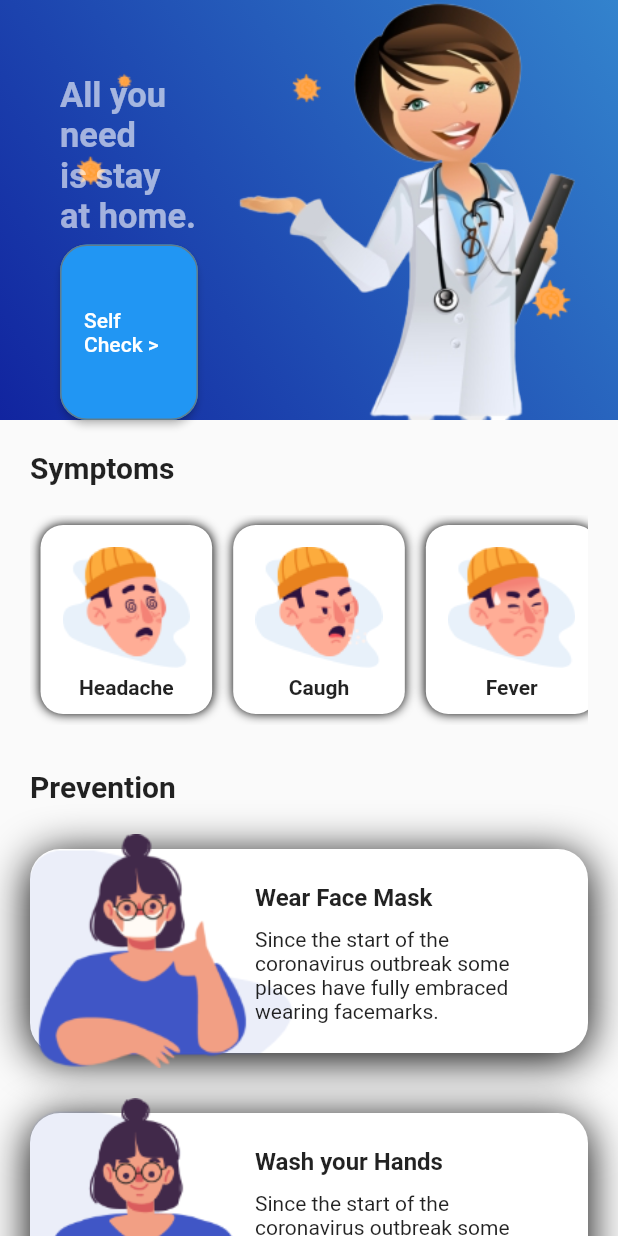
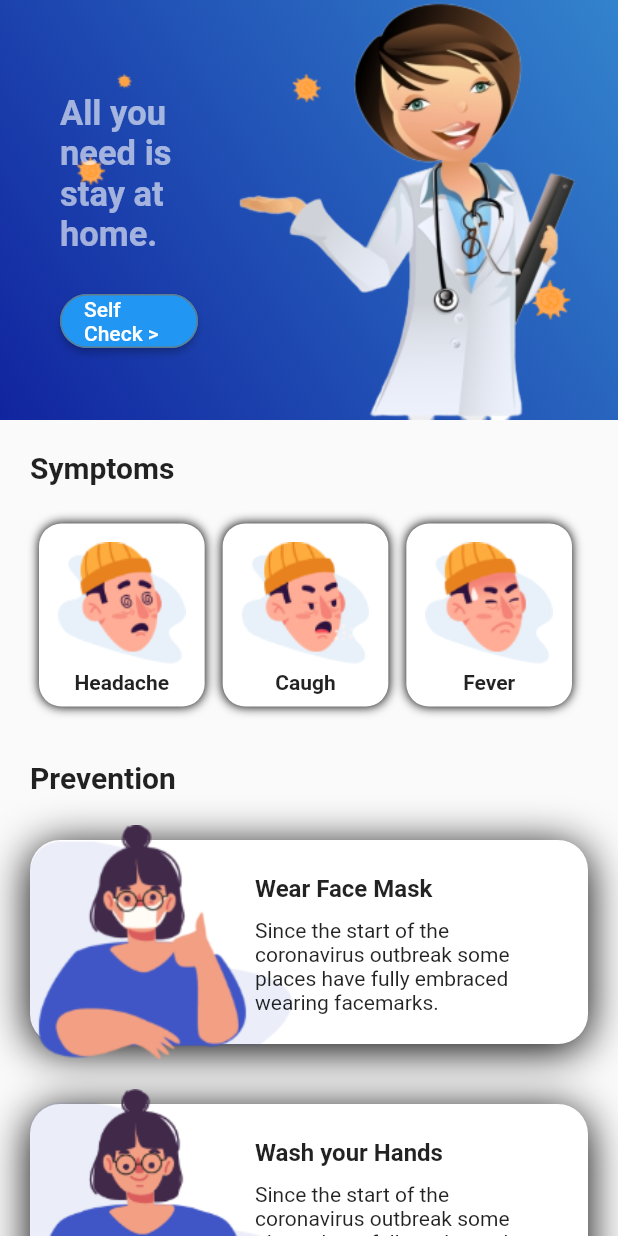
Before and after one commit to Covid-19-Self-Assistant/Final-Project-Mobile-APP, a Flutter app: the SpreadScreen screen opened by its route, on a phone screen of 412 x 824 dp. Run offline on Flutter 3.47's test engine with Material 2 defaults, Android fonts, the phone set to English and light mode, and no system bars; our stand-ins replace animate_do, cloud_firestore, dio, firebase_auth, firebase_core, firebase_storage and 5 more; missing offline and left inert: flutter_email_sender, qr_code_scanner; accounts and stored records are empty.

Commit message:
error handlings in symptoms

```diff
--- a/lib/main.dart
+++ b/lib/main.dart
@@ -13,6 +13,8 @@ import 'package:dating_app/tracing_controller/ShowDevices.dart';
 import 'package:dating_app/update_positive/updateStatus.dart';
 import 'package:firebase_core/firebase_core.dart';
 import 'package:flutter/material.dart';
+
+
 
 Future<void> main() async {
   WidgetsFlutterBinding.ensureInitialized();
--- a/lib/symptoms screen/symptoms.dart
+++ b/lib/symptoms screen/symptoms.dart
@@ -14,9 +14,8 @@ class SpreadScreen extends StatelessWidget {
 
     return Scaffold(
         body: SingleChildScrollView(
-      child: Column(
-          crossAxisAlignment: CrossAxisAlignment.start,
-          children: <Widget>[
+      child: Column(crossAxisAlignment: CrossAxisAlignment.start, children: <
+          Widget>[
         Container(
           height: 280,
           width: double.infinity,
@@ -46,20 +45,21 @@ class SpreadScreen extends StatelessWidget {
                     crossAxisAlignment: CrossAxisAlignment.start,
                     children: [
                       SizedBox(
-                            height: 50,
+                        height: 20,
                       ),
                       Text(
-                            "All you need \nis stay at home.",
+                        "All you need is stay at home.",
                         style: TextStyle(
                             fontSize: 23,
                             fontWeight: FontWeight.bold,
                             color: Colors.white60),
                       ),
                       SizedBox(
-                            height: 5.0,
+                        height: 20.0,
                       ),
-                          Expanded(
-                            child: ElevatedButton(
+                      //Expanded(
+                      //child:
+                      ElevatedButton(
                         onPressed: () {
                           Navigator.of(context).push(
                             MaterialPageRoute(
@@ -69,8 +69,8 @@ class SpreadScreen extends StatelessWidget {
                         },
                         child: Text('Self  Check >'),
                         style: ButtonStyle(
-                                shape: MaterialStateProperty.all<
-                                    RoundedRectangleBorder>(
+                          shape:
+                              MaterialStateProperty.all<RoundedRectangleBorder>(
                             RoundedRectangleBorder(
                               borderRadius: BorderRadius.circular(18.0),
                               side: BorderSide(color: Colors.blueGrey),
@@ -78,7 +78,7 @@ class SpreadScreen extends StatelessWidget {
                           ),
                         ),
                       ),
-                          ),
+                      // ),
                     ],
                   ),
                 ),
@@ -246,8 +246,8 @@ class SymptomsCard extends StatelessWidget {
   @override
   Widget build(BuildContext context) {
     return Container(
-      padding: EdgeInsets.all(10),
-      margin: EdgeInsets.all(7),
+      padding: EdgeInsets.all(8),
+      margin: EdgeInsets.all(6),
       decoration: BoxDecoration(
         borderRadius: BorderRadius.circular(15),
         color: Colors.white,
--- a/pubspec.yaml
+++ b/pubspec.yaml
@@ -53,7 +53,7 @@ flutter:
 
   # To add assets to your application, add an assets section, like this:
   assets:
-   - assets/images/
+  - assets/images/
   #   - images/a_dot_burr.jpeg
   #   - images/a_dot_ham.jpeg
 
```
Also changed, not shown: 1 other file. Lines whose indentation alone changed are shown as unchanged.
